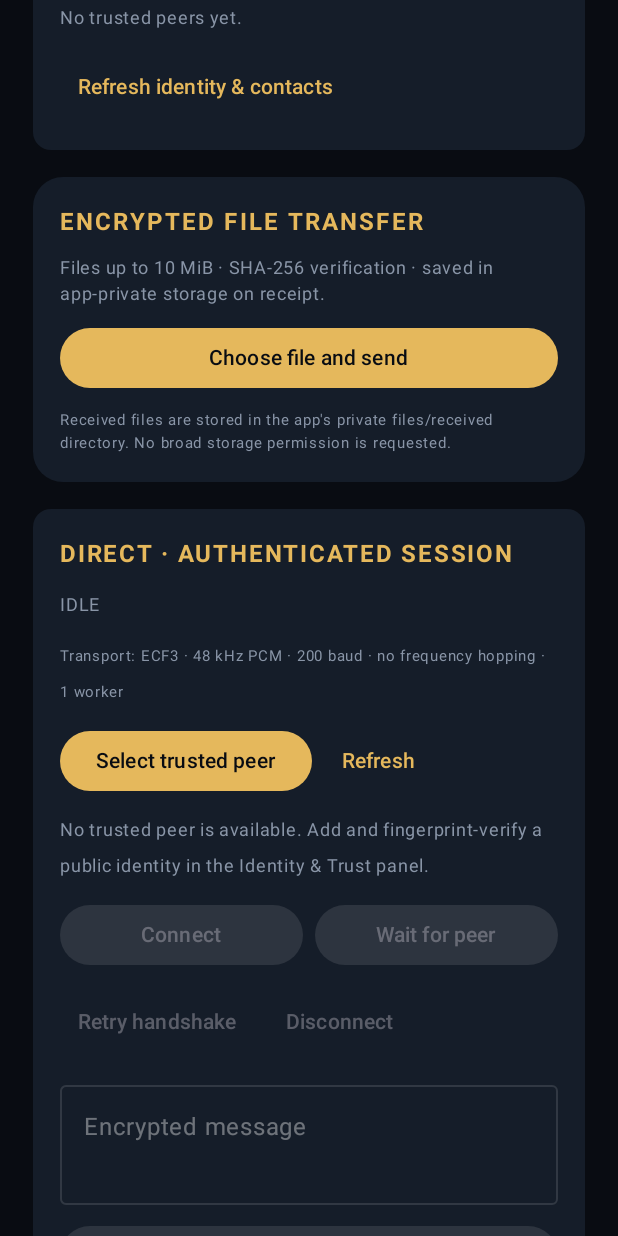
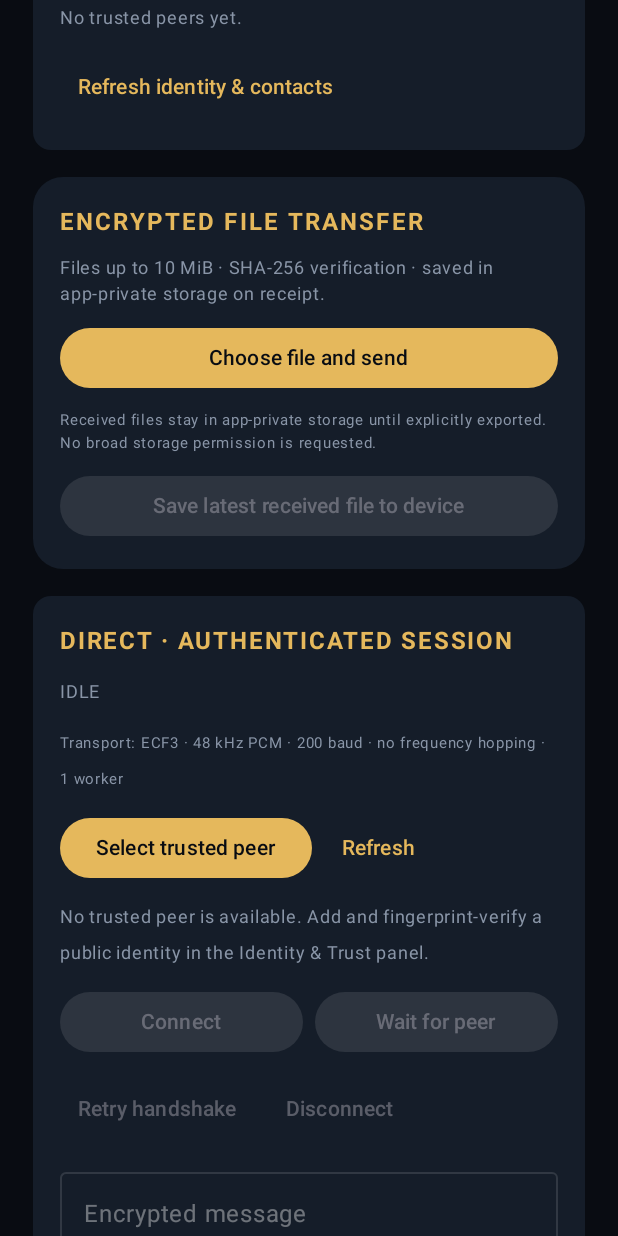
Before and after one commit to KHOSROW-II/echocrypt, an Android app built with Jetpack Compose: the screen it shows after launch (MainActivity), scrolled down 1153 dp, on a phone screen of 412 x 824 dp. Run offline under Robolectric (Android 15) with nearby library versions, the phone set to English and light mode, and no system bars; libraries missing offline, so code that uses them is left out: org.bouncycastle.crypto; 5 statements that could not run were skipped.

Commit message:
feat(android): add SAF export for received files

```diff
--- a/android/app/src/main/java/org/echocrypt/android/MainActivity.kt
+++ b/android/app/src/main/java/org/echocrypt/android/MainActivity.kt
@@ -71,6 +71,7 @@ class MainActivity : ComponentActivity() {
         }
     }
 
+    private var lastReceivedFile by mutableStateOf<File?>(null)
     private var directStatus by mutableStateOf("IDLE")
     private var directError by mutableStateOf<String?>(null)
     private val directMessages = mutableStateListOf<String>()
@@ -88,7 +89,7 @@ class MainActivity : ComponentActivity() {
             onStateChanged = { value -> runOnUiThread { directStatus = value } },
             onTextReceived = { value -> runOnUiThread { addDirectMessage("Peer: $value") } },
             onError = { value -> runOnUiThread { directError = value } },
-            onFileReceived = { file -> runOnUiThread { addDirectMessage("File received: ${file.name} · ${file.length()} bytes · app storage") } }
+            onFileReceived = { file -> runOnUiThread { lastReceivedFile = file; addDirectMessage("File received: ${file.name} · ${file.length()} bytes · app storage") } }
         )
         refreshTrustedPeers()
         reliabilityHandler.postDelayed(reliabilityTicker, 1_000L)
@@ -104,6 +105,22 @@ class MainActivity : ComponentActivity() {
             var lastReceived by remember { mutableStateOf("No ECF3 frame received") }
             var receiveError by remember { mutableStateOf<String?>(null) }
             var effectsStatus by remember { mutableStateOf("AEC: unknown · Noise suppression: unknown") }
+
+            val saveReceivedFile = rememberLauncherForActivityResult(ActivityResultContracts.CreateDocument("*/*")) { uri: Uri? ->
+                val source = lastReceivedFile
+                if (uri != null && source != null) {
+                    executor.execute {
+                        try {
+                            val output = contentResolver.openOutputStream(uri)
+                                ?: throw IllegalStateException("Cannot open destination")
+                            output.use { stream -> source.inputStream().use { input -> input.copyTo(stream) } }
+                            runOnUiThread { directError = null }
+                        } catch (e: Exception) {
+                            runOnUiThread { directError = e.message ?: "Could not export received file" }
+                        }
+                    }
+                }
+            }
 
             val filePicker = rememberLauncherForActivityResult(ActivityResultContracts.OpenDocument()) { uri: Uri? ->
                 if (uri != null) {
@@ -310,8 +327,12 @@ class MainActivity : ComponentActivity() {
                                     colors = ButtonDefaults.buttonColors(containerColor = Gold, contentColor = Background)) {
                                     Text("Choose file and send")
                                 }
-                                Text("Received files are stored in the app's private files/received directory. No broad storage permission is requested.",
+                                Text("Received files stay in app-private storage until explicitly exported. No broad storage permission is requested.",
                                     color = Muted, fontSize = 10.sp, lineHeight = 15.sp)
+                                Button(onClick = { lastReceivedFile?.let { saveReceivedFile.launch(it.name) } },
+                                    enabled = lastReceivedFile?.exists() == true, modifier = Modifier.fillMaxWidth()) {
+                                    Text("Save latest received file to device")
+                                }
                             }
                         }
 
```
